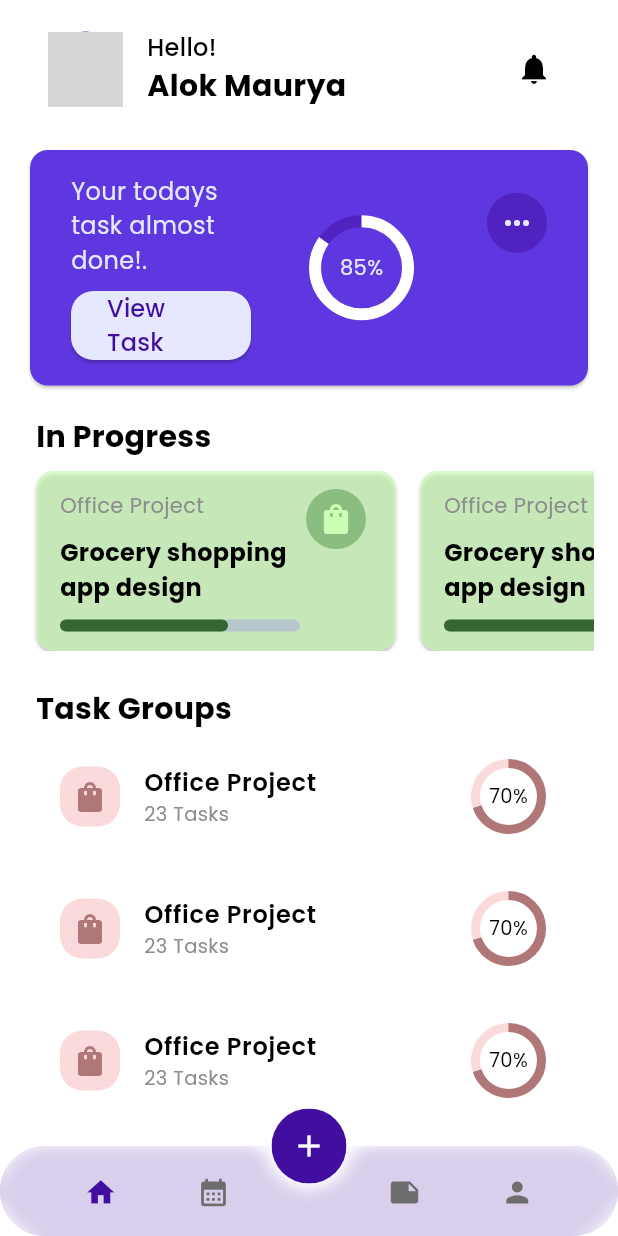
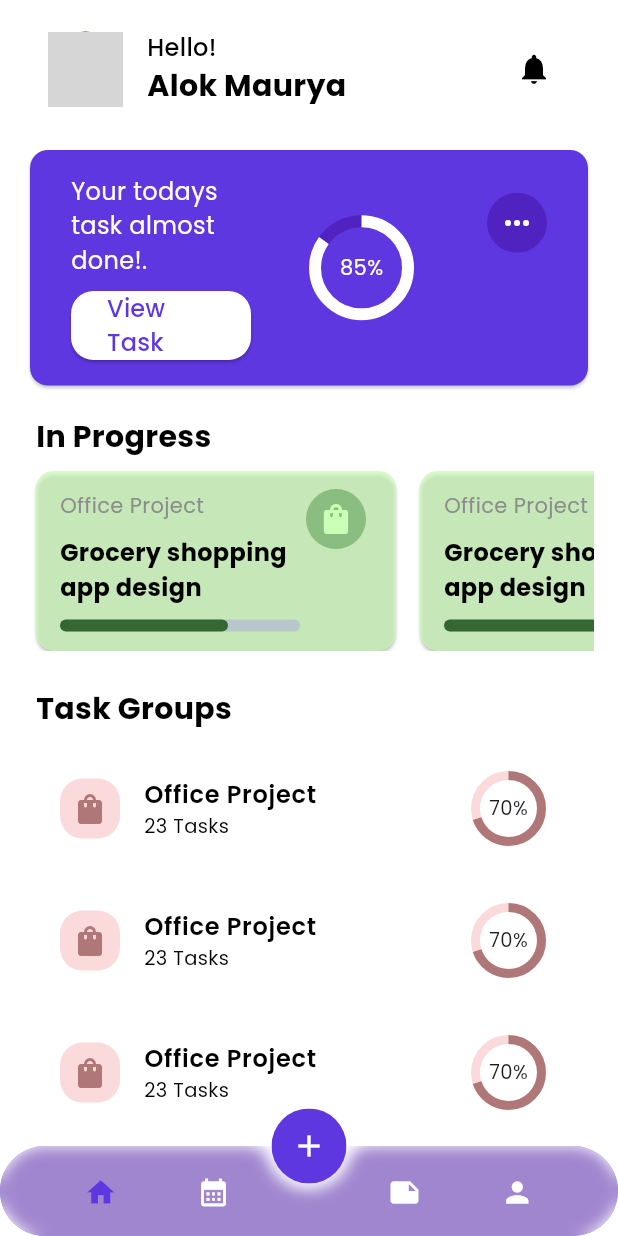
Before and after one commit to alokmaurya281/tasky_App, a Flutter app: the MainScreen screen opened directly, on a phone screen of 412 x 824 dp. Run offline on Flutter 3.47's test engine with Material 3 defaults, Android fonts, the phone set to English and light mode, and no system bars; drawn by our look-alikes of percent_indicator; our stand-ins replace cached_network_image, cloud_firestore, firebase_auth, firebase_core, firebase_storage, google_fonts and 4 more; accounts and stored records are empty; network calls fail; grey boxes are pictures that could not be loaded.

Commit message:
Home page dark ui done

```diff
--- a/lib/screens/home_screen.dart
+++ b/lib/screens/home_screen.dart
@@ -55,6 +55,9 @@ class _HomeScreenState extends State<HomeScreen> {
               fontWeight: FontWeight.w700,
             ),
           ),
+          const SizedBox(
+            height: 8,
+          ),
           SizedBox(
             width: double.infinity,
             height: (90.0 * 10.0),
@@ -71,20 +74,16 @@ class _HomeScreenState extends State<HomeScreen> {
                       borderRadius: BorderRadius.circular(20),
                     ),
                     tileColor: Colors.white,
-                            title: Text(
+                    title: const Text(
                       'Office Project',
                       style: TextStyle(
-                                color:
-                                    Theme.of(context).colorScheme.onPrimary,
                         fontSize: 16,
                         fontWeight: FontWeight.w600,
                       ),
                     ),
-                            subtitle: Text(
+                    subtitle: const Text(
                       '23 Tasks',
                       style: TextStyle(
-                                color:
-                                    Theme.of(context).colorScheme.secondary,
                         fontSize: 13,
                         fontWeight: FontWeight.w400,
                       ),
@@ -94,8 +93,7 @@ class _HomeScreenState extends State<HomeScreen> {
                       height: 40,
                       decoration: BoxDecoration(
                         borderRadius: BorderRadius.circular(15),
-                                color:
-                                    const Color.fromARGB(255, 250, 218, 218),
+                        color: const Color.fromARGB(255, 250, 218, 218),
                       ),
                       child: const Icon(
                         Icons.shopping_bag,
@@ -106,16 +104,12 @@ class _HomeScreenState extends State<HomeScreen> {
                     trailing: CircularPercentIndicator(
                       lineWidth: 6,
                       percent: 0.70,
-                              backgroundColor:
-                                  const Color.fromARGB(255, 250, 218, 218),
-                              progressColor:
-                                  const Color.fromARGB(255, 175, 119, 119),
+                      backgroundColor: const Color.fromARGB(255, 250, 218, 218),
+                      progressColor: const Color.fromARGB(255, 175, 119, 119),
                       radius: 25,
-                              center: Text(
+                      center: const Text(
                         '70%',
                         style: TextStyle(
-                                  color:
-                                      Theme.of(context).colorScheme.onPrimary,
                           fontSize: 13,
                         ),
                       ),
@@ -246,7 +240,7 @@ class _HomeScreenState extends State<HomeScreen> {
                     Text(
                       'Your today\s task almost done!.',
                       style: TextStyle(
-                        color: Theme.of(context).colorScheme.background,
+                        color: Theme.of(context).colorScheme.onBackground,
                         fontSize: 16,
                       ),
                     ),
@@ -257,12 +251,12 @@ class _HomeScreenState extends State<HomeScreen> {
                       onPressed: () {},
                       style: ElevatedButton.styleFrom(
                         backgroundColor:
-                            Theme.of(context).colorScheme.background,
+                            Theme.of(context).colorScheme.onBackground,
                       ),
                       child: Text(
                         'View Task',
                         style: TextStyle(
-                          color: Theme.of(context).colorScheme.primary,
+                          color: Theme.of(context).primaryColor,
                           fontSize: 16,
                           fontWeight: FontWeight.w500,
                         ),
@@ -282,7 +276,7 @@ class _HomeScreenState extends State<HomeScreen> {
                   center: Text(
                     '85%',
                     style: TextStyle(
-                      color: Theme.of(context).colorScheme.background,
+                      color: Theme.of(context).colorScheme.onBackground,
                     ),
                   ),
                 ),
@@ -309,7 +303,7 @@ class _HomeScreenState extends State<HomeScreen> {
                           icon: Icon(
                             Icons.more_horiz,
                             size: 24,
-                            color: Theme.of(context).colorScheme.background,
+                            color: Theme.of(context).colorScheme.onBackground,
                           ),
                         ),
                       ),
--- a/lib/screens/main_screen.dart
+++ b/lib/screens/main_screen.dart
@@ -39,6 +39,7 @@ class _MainScreenState extends State<MainScreen> {
           width: 50,
           height: 50,
           child: FloatingActionButton(
+            backgroundColor: Theme.of(context).primaryColor,
             elevation: 0,
             onPressed: () {
               onTapItem(2);
@@ -65,7 +66,7 @@ class _MainScreenState extends State<MainScreen> {
             shape: const CircularNotchedRectangle(),
             notchMargin: 4,
             elevation: 0,
-            color: Theme.of(context).colorScheme.primary.withOpacity(.2),
+            color: Theme.of(context).colorScheme.primary.withOpacity(.5),
             child: BackdropFilter(
               filter: ImageFilter.blur(sigmaX: 5, sigmaY: 5),
               child: Row(
@@ -79,8 +80,8 @@ class _MainScreenState extends State<MainScreen> {
                       Icons.home,
                       size: 22,
                       color: widget.currntIndex == 0
-                          ? Theme.of(context).colorScheme.primary
-                          : const Color.fromARGB(255, 109, 109, 109),
+                          ? Theme.of(context).primaryColor
+                          : Theme.of(context).colorScheme.onBackground,
                     ),
                   ),
                   IconButton(
@@ -90,8 +91,8 @@ class _MainScreenState extends State<MainScreen> {
                     icon: Icon(
                       Icons.calendar_month,
                       color: widget.currntIndex == 1
-                          ? Theme.of(context).colorScheme.primary
-                          : const Color.fromARGB(255, 109, 109, 109),
+                          ? Theme.of(context).primaryColor
+                          : Theme.of(context).colorScheme.onBackground,
                       size: 22,
                     ),
                   ),
@@ -105,8 +106,8 @@ class _MainScreenState extends State<MainScreen> {
                     icon: Icon(
                       Icons.note,
                       color: widget.currntIndex == 3
-                          ? Theme.of(context).colorScheme.primary
-                          : const Color.fromARGB(255, 109, 109, 109),
+                          ? Theme.of(context).primaryColor
+                          : Theme.of(context).colorScheme.onBackground,
                       size: 22,
                     ),
                   ),
@@ -117,8 +118,8 @@ class _MainScreenState extends State<MainScreen> {
                     icon: Icon(
                       Icons.person,
                       color: widget.currntIndex == 4
-                          ? Theme.of(context).colorScheme.primary
-                          : const Color.fromARGB(255, 109, 109, 109),
+                          ? Theme.of(context).primaryColor
+                          : Theme.of(context).colorScheme.onBackground,
                       size: 22,
                     ),
                   )
```
Also changed, not shown: lib/main.dart (+8 -32 lines). Lines whose indentation alone changed are shown as unchanged.
